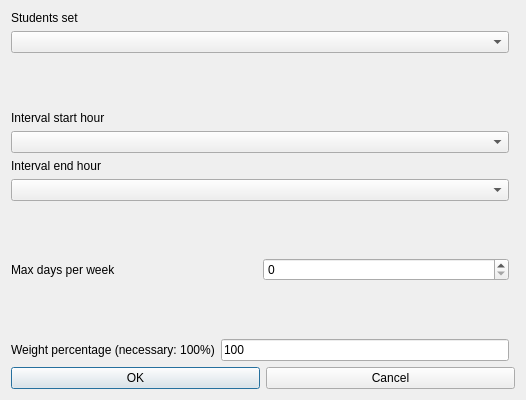
This is fet/src/interface/modifyconstraintstudentssetintervalmaxdaysperweekform_template.ui in vonmecheln/fet as Qt 5 draws it before an edit. The edited form follows.
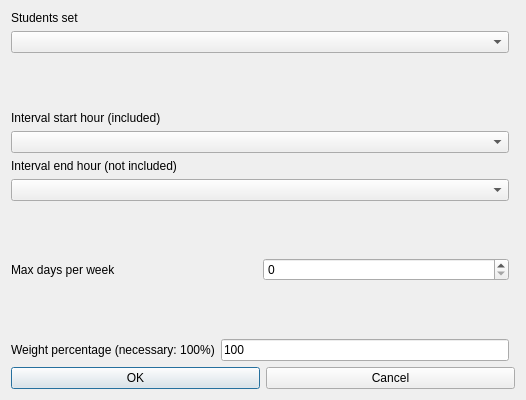
This is the edited form.

What changed in the file:
```diff
--- a/fet/src/interface/modifyconstraintstudentssetintervalmaxdaysperweekform_template.ui
+++ b/fet/src/interface/modifyconstraintstudentssetintervalmaxdaysperweekform_template.ui
@@ -103,7 +103,7 @@
         <enum>QFrame::Plain</enum>
        </property>
        <property name="text">
-        <string>Interval start hour</string>
+        <string extracomment="This field refers to a constraint operating on a given hourly interval. The selected start hour of the interval is included (is counted) in the constraint, while the selected end hour of the interval is not included (is not counted) in the constraint.">Interval start hour (included)</string>
        </property>
        <property name="wordWrap">
         <bool>false</bool>
@@ -136,7 +136,7 @@
         <enum>QFrame::Plain</enum>
        </property>
        <property name="text">
-        <string>Interval end hour</string>
+        <string extracomment="This field refers to a constraint operating on a given hourly interval. The selected start hour of the interval is included (is counted) in the constraint, while the selected end hour of the interval is not included (is not counted) in the constraint.">Interval end hour (not included)</string>
        </property>
        <property name="wordWrap">
         <bool>false</bool>
```
